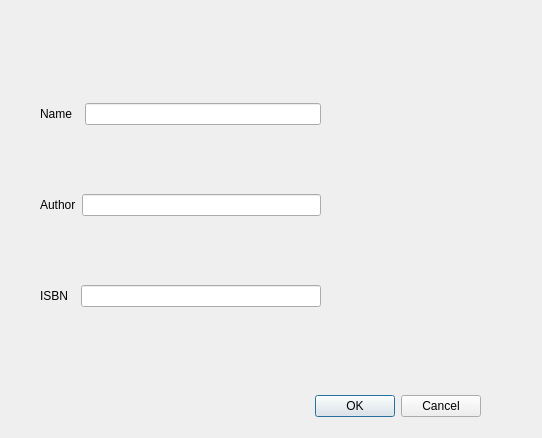
This is LibraryManagementSystem/searchui.ui in jkxing/LibraryManagementSystem as Qt 5 draws it before an edit. The edited form follows.
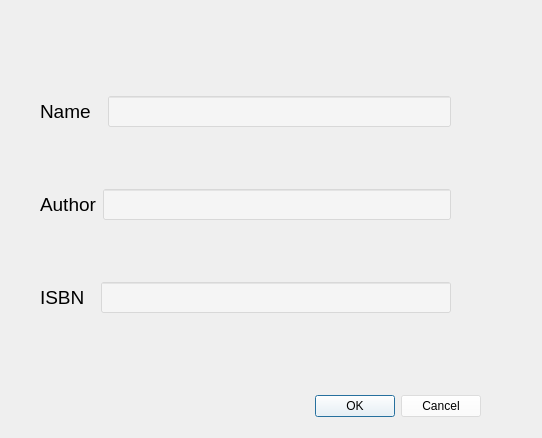
This is the edited form.

Diff of the .ui file:
```diff
--- a/LibraryManagementSystem/searchui.ui
+++ b/LibraryManagementSystem/searchui.ui
@@ -22,6 +22,9 @@
      <height>32</height>
     </rect>
    </property>
+   <property name="styleSheet">
+    <string notr="true">background-color: rgba(255, 255, 255, 100);</string>
+   </property>
    <property name="orientation">
     <enum>Qt::Horizontal</enum>
    </property>
@@ -29,12 +32,12 @@
     <set>QDialogButtonBox::Cancel|QDialogButtonBox::Ok</set>
    </property>
   </widget>
-  <widget class="QWidget" name="">
+  <widget class="QWidget" name="layoutWidget">
    <property name="geometry">
     <rect>
      <x>40</x>
      <y>40</y>
-     <width>281</width>
+     <width>411</width>
      <height>331</height>
     </rect>
    </property>
@@ -43,13 +46,30 @@
      <layout class="QHBoxLayout" name="horizontalLayout">
       <item>
        <widget class="QLabel" name="label">
+        <property name="font">
+         <font>
+          <pointsize>14</pointsize>
+         </font>
+        </property>
+        <property name="styleSheet">
+         <string notr="true">background-color: rgba(255, 255, 255, 0);</string>
+        </property>
         <property name="text">
          <string>Name  </string>
         </property>
        </widget>
       </item>
       <item>
-       <widget class="QLineEdit" name="name"/>
+       <widget class="QLineEdit" name="name">
+        <property name="font">
+         <font>
+          <pointsize>14</pointsize>
+         </font>
+        </property>
+        <property name="styleSheet">
+         <string notr="true">background-color: rgba(255, 255, 255, 100);</string>
+        </property>
+       </widget>
       </item>
      </layout>
     </item>
@@ -57,13 +77,30 @@
      <layout class="QHBoxLayout" name="horizontalLayout_2">
       <item>
        <widget class="QLabel" name="label_2">
+        <property name="font">
+         <font>
+          <pointsize>14</pointsize>
+         </font>
+        </property>
+        <property name="styleSheet">
+         <string notr="true">background-color: rgba(255, 255, 255, 0);</string>
+        </property>
         <property name="text">
          <string>Author</string>
         </property>
        </widget>
       </item>
       <item>
-       <widget class="QLineEdit" name="author"/>
+       <widget class="QLineEdit" name="author">
+        <property name="font">
+         <font>
+          <pointsize>14</pointsize>
+         </font>
+        </property>
+        <property name="styleSheet">
+         <string notr="true">background-color: rgba(255, 255, 255, 100);</string>
+        </property>
+       </widget>
       </item>
      </layout>
     </item>
@@ -71,13 +108,30 @@
      <layout class="QHBoxLayout" name="horizontalLayout_3">
       <item>
        <widget class="QLabel" name="label_3">
+        <property name="font">
+         <font>
+          <pointsize>14</pointsize>
+         </font>
+        </property>
+        <property name="styleSheet">
+         <string notr="true">background-color: rgba(255, 255, 255, 0);</string>
+        </property>
         <property name="text">
          <string>ISBN  </string>
         </property>
        </widget>
       </item>
       <item>
-       <widget class="QLineEdit" name="ISBN"/>
+       <widget class="QLineEdit" name="ISBN">
+        <property name="font">
+         <font>
+          <pointsize>14</pointsize>
+         </font>
+        </property>
+        <property name="styleSheet">
+         <string notr="true">background-color: rgba(255, 255, 255, 100);</string>
+        </property>
+       </widget>
       </item>
      </layout>
     </item>
```
